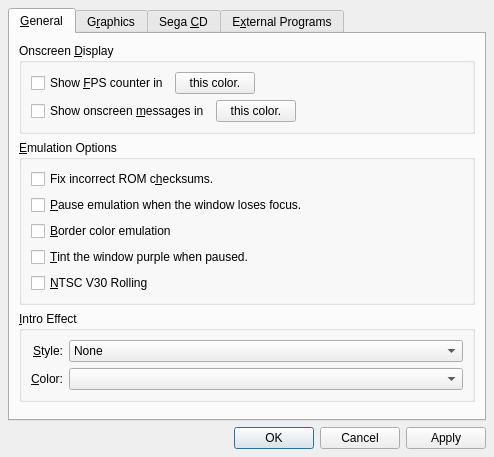
GerbilSoft/gens-gs-ii, file src/gens-qt4/ui/GeneralConfigWindow.ui: the form before one commit.
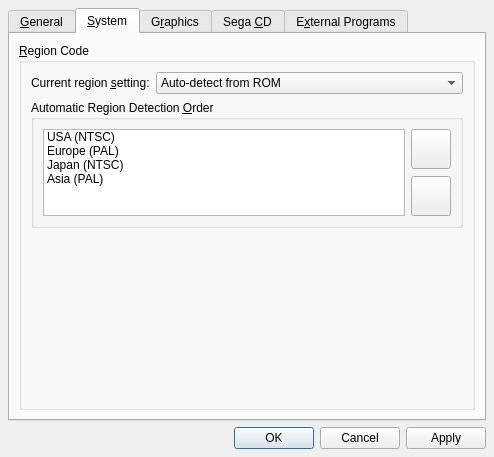
The form after the commit. The open tabs and pages were chosen to show the change. Custom widgets are drawn as their Qt base class.

Commit message:
[gens-qt4] GeneralConfigWindow: Initial "System" tab.
Currently, the System tab contains configuration for setting the current
region code (also available in the "System" menu in the GensWindow)
and for setting the region auto-detection order.

Note: None of this is functional at the moment.

ui/resources/oxygen/: Added arrow-down.png and arrow-up.png for all
sizes except 64x64.

GeneralConfigWindow.cpp: Added code for the up/down buttons.

TODO: Detect drag-and-drop of items within the QListWidget.

```diff
--- a/src/gens-qt4/ui/GeneralConfigWindow.ui
+++ b/src/gens-qt4/ui/GeneralConfigWindow.ui
@@ -301,6 +301,214 @@
         </item>
        </layout>
       </widget>
+      <widget class="QWidget" name="tabSystem">
+       <attribute name="title">
+        <string>&amp;System</string>
+       </attribute>
+       <layout class="QVBoxLayout" name="verticalLayout_5">
+        <item>
+         <widget class="QGroupBox" name="grpRegionCode">
+          <property name="title">
+           <string>&amp;Region Code</string>
+          </property>
+          <layout class="QVBoxLayout" name="verticalLayout_6">
+           <item>
+            <layout class="QHBoxLayout" name="horizontalLayout">
+             <item>
+              <widget class="QLabel" name="lblRegionCurrent">
+               <property name="text">
+                <string>Current region &amp;setting:</string>
+               </property>
+               <property name="textFormat">
+                <enum>Qt::PlainText</enum>
+               </property>
+               <property name="buddy">
+                <cstring>cboRegionCurrent</cstring>
+               </property>
+              </widget>
+             </item>
+             <item>
+              <widget class="QComboBox" name="cboRegionCurrent">
+               <property name="sizePolicy">
+                <sizepolicy hsizetype="Expanding" vsizetype="Fixed">
+                 <horstretch>0</horstretch>
+                 <verstretch>0</verstretch>
+                </sizepolicy>
+               </property>
+               <item>
+                <property name="text">
+                 <string>Auto-detect from ROM</string>
+                </property>
+               </item>
+               <item>
+                <property name="text">
+                 <string>Japan (NTSC)</string>
+                </property>
+               </item>
+               <item>
+                <property name="text">
+                 <string>Asia (PAL)</string>
+                </property>
+               </item>
+               <item>
+                <property name="text">
+                 <string>USA (NTSC)</string>
+                </property>
+               </item>
+               <item>
+                <property name="text">
+                 <string>Europe (PAL)</string>
+                </property>
+               </item>
+              </widget>
+             </item>
+            </layout>
+           </item>
+           <item>
+            <widget class="QGroupBox" name="grpRegionDetect">
+             <property name="maximumSize">
+              <size>
+               <width>16777215</width>
+               <height>128</height>
+              </size>
+             </property>
+             <property name="title">
+              <string>Automatic Region Detection &amp;Order</string>
+             </property>
+             <layout class="QHBoxLayout" name="horizontalLayout_3">
+              <item>
+               <widget class="QListWidget" name="lstRegionDetect">
+                <property name="dragDropMode">
+                 <enum>QAbstractItemView::InternalMove</enum>
+                </property>
+                <item>
+                 <property name="text">
+                  <string>USA (NTSC)</string>
+                 </property>
+                </item>
+                <item>
+                 <property name="text">
+                  <string>Europe (PAL)</string>
+                 </property>
+                </item>
+                <item>
+                 <property name="text">
+                  <string>Japan (NTSC)</string>
+                 </property>
+                </item>
+                <item>
+                 <property name="text">
+                  <string>Asia (PAL)</string>
+                 </property>
+                </item>
+               </widget>
+              </item>
+              <item>
+               <layout class="QVBoxLayout" name="vboxRegionDetectBtns">
+                <item>
+                 <widget class="QPushButton" name="btnRegionDetectUp">
+                  <property name="sizePolicy">
+                   <sizepolicy hsizetype="Fixed" vsizetype="Fixed">
+                    <horstretch>0</horstretch>
+                    <verstretch>0</verstretch>
+                   </sizepolicy>
+                  </property>
+                  <property name="minimumSize">
+                   <size>
+                    <width>40</width>
+                    <height>40</height>
+                   </size>
+                  </property>
+                  <property name="maximumSize">
+                   <size>
+                    <width>40</width>
+                    <height>40</height>
+                   </size>
+                  </property>
+                  <property name="baseSize">
+                   <size>
+                    <width>40</width>
+                    <height>40</height>
+                   </size>
+                  </property>
+                  <property name="iconSize">
+                   <size>
+                    <width>32</width>
+                    <height>32</height>
+                   </size>
+                  </property>
+                 </widget>
+                </item>
+                <item>
+                 <spacer name="vspcRegionDetectBtns">
+                  <property name="orientation">
+                   <enum>Qt::Vertical</enum>
+                  </property>
+                  <property name="sizeHint" stdset="0">
+                   <size>
+                    <width>20</width>
+                    <height>40</height>
+                   </size>
+                  </property>
+                 </spacer>
+                </item>
+                <item>
+                 <widget class="QPushButton" name="btnRegionDetectDown">
+                  <property name="sizePolicy">
+                   <sizepolicy hsizetype="Fixed" vsizetype="Fixed">
+                    <horstretch>0</horstretch>
+                    <verstretch>0</verstretch>
+                   </sizepolicy>
+                  </property>
+                  <property name="minimumSize">
+                   <size>
+                    <width>40</width>
+                    <height>40</height>
+                   </size>
+                  </property>
+                  <property name="maximumSize">
+                   <size>
+                    <width>40</width>
+                    <height>40</height>
+                   </size>
+                  </property>
+                  <property name="baseSize">
+                   <size>
+                    <width>40</width>
+                    <height>40</height>
+                   </size>
+                  </property>
+                  <property name="iconSize">
+                   <size>
+                    <width>32</width>
+                    <height>32</height>
+                   </size>
+                  </property>
+                 </widget>
+                </item>
+               </layout>
+              </item>
+             </layout>
+            </widget>
+           </item>
+           <item>
+            <spacer name="vspcSystem">
+             <property name="orientation">
+              <enum>Qt::Vertical</enum>
+             </property>
+             <property name="sizeHint" stdset="0">
+              <size>
+               <width>20</width>
+               <height>40</height>
+              </size>
+             </property>
+            </spacer>
+           </item>
+          </layout>
+         </widget>
+        </item>
+       </layout>
+      </widget>
       <widget class="QWidget" name="tabGraphics">
        <attribute name="title">
         <string>G&amp;raphics</string>
```
Left out of the diff: 16 changed lines with no effect on the pictures. The commit also changes 11 other files.
